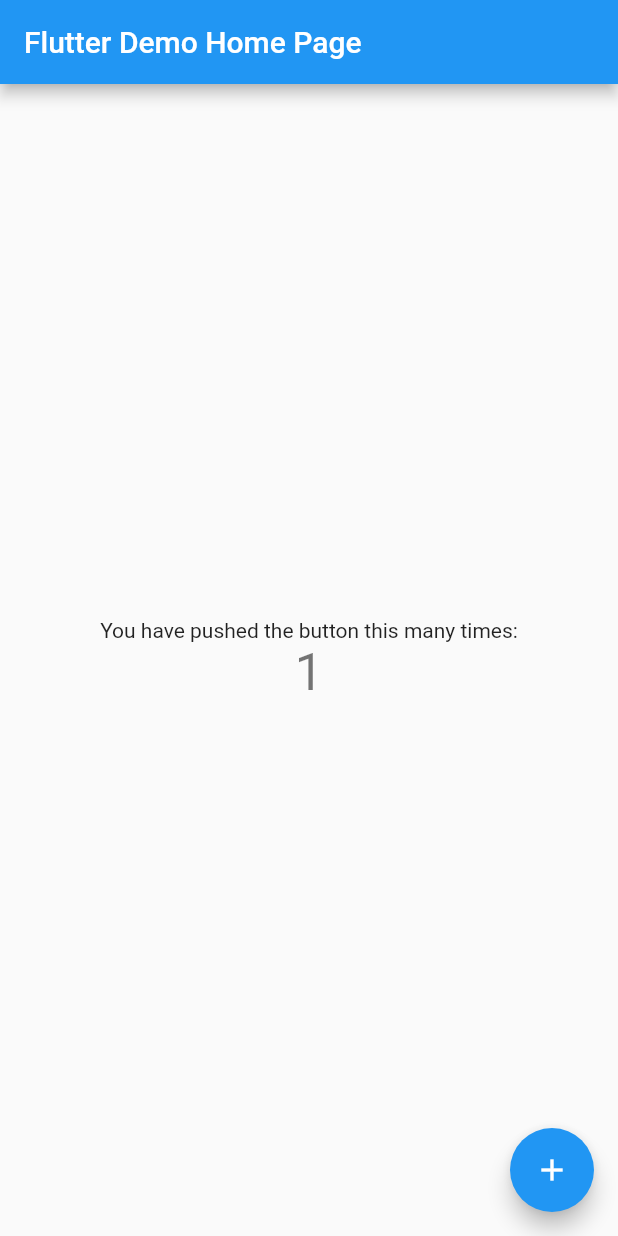
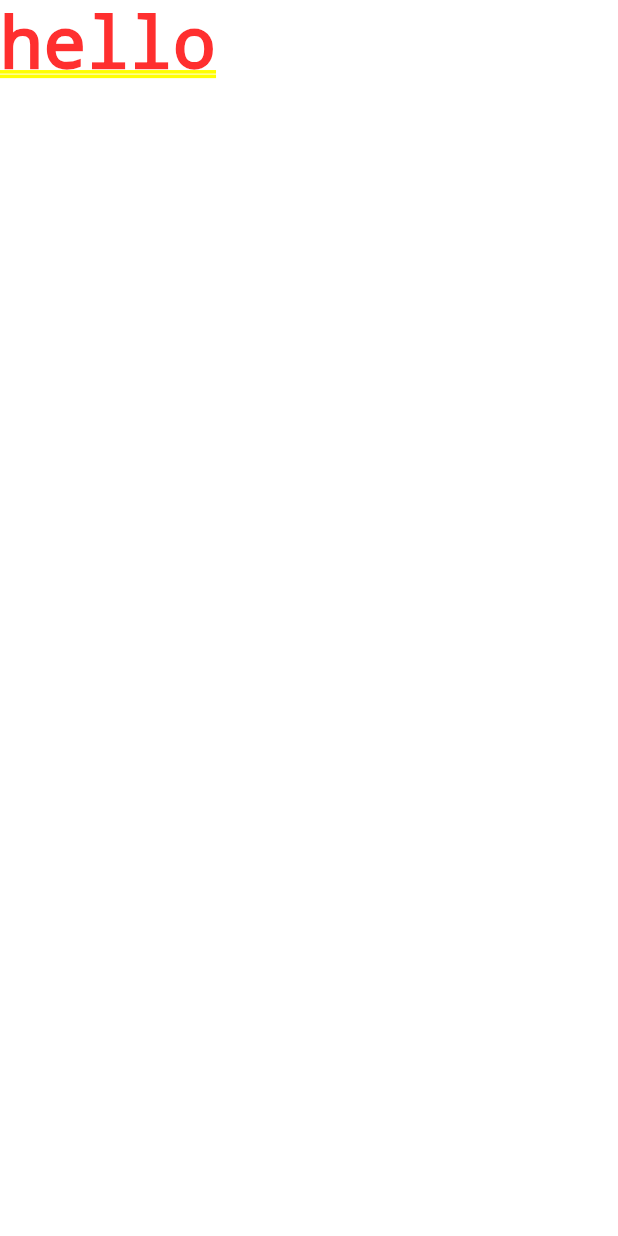
Before and after one commit to bhattabhi013/flutter-training, a Flutter app: the screen it shows after launch, on a phone screen of 412 x 824 dp. Run offline on Flutter 3.47's test engine with Material 2 defaults, Android fonts, the phone set to English and light mode, and no system bars.

Commit message:
dart basics

```diff
--- a/lib/main.dart
+++ b/lib/main.dart
@@ -1,115 +1,18 @@
+import 'package:flutter/cupertino.dart';
 import 'package:flutter/material.dart';
 
+
 void main() {
-  runApp(const MyApp());
+    runApp(
+      demoApp()
+    );
 }
 
-class MyApp extends StatelessWidget {
-  const MyApp({Key? key}) : super(key: key);
-
-  // This widget is the root of your application.
+class demoApp extends StatelessWidget {
   @override
   Widget build(BuildContext context) {
     return MaterialApp(
-      title: 'Flutter Demo',
-      theme: ThemeData(
-        // This is the theme of your application.
-        //
-        // Try running your application with "flutter run". You'll see the
-        // application has a blue toolbar. Then, without quitting the app, try
-        // changing the primarySwatch below to Colors.green and then invoke
-        // "hot reload" (press "r" in the console where you ran "flutter run",
-        // or simply save your changes to "hot reload" in a Flutter IDE).
-        // Notice that the counter didn't reset back to zero; the application
-        // is not restarted.
-        primarySwatch: Colors.blue,
-      ),
-      home: const MyHomePage(title: 'Flutter Demo Home Page'),
+      home:  Text('hello'),
     );
   }
 }
-
-class MyHomePage extends StatefulWidget {
-  const MyHomePage({Key? key, required this.title}) : super(key: key);
-
-  // This widget is the home page of your application. It is stateful, meaning
-  // that it has a State object (defined below) that contains fields that affect
-  // how it looks.
-
-  // This class is the configuration for the state. It holds the values (in this
-  // case the title) provided by the parent (in this case the App widget) and
-  // used by the build method of the State. Fields in a Widget subclass are
-  // always marked "final".
-
-  final String title;
-
-  @override
-  State<MyHomePage> createState() => _MyHomePageState();
-}
-
-class _MyHomePageState extends State<MyHomePage> {
-  int _counter = 1;
-
-  void _incrementCounter() {
-    setState(() {
-      // This call to setState tells the Flutter framework that something has
-      // changed in this State, which causes it to rerun the build method below
-      // so that the display can reflect the updated values. If we changed
-      // _counter without calling setState(), then the build method would not be
-      // called again, and so nothing would appear to happen.
-      _counter = _counter + 3;
-    });
-  }
-
-  @override
-  Widget build(BuildContext context) {
-    // This method is rerun every time setState is called, for instance as done
-    // by the _incrementCounter method above.
-    //
-    // The Flutter framework has been optimized to make rerunning build methods
-    // fast, so that you can just rebuild anything that needs updating rather
-    // than having to individually change instances of widgets.
-    return Scaffold(
-      appBar: AppBar(
-        // Here we take the value from the MyHomePage object that was created by
-        // the App.build method, and use it to set our appbar title.
-        title: Text(widget.title),
-      ),
-      body: Center(
-        // Center is a layout widget. It takes a single child and positions it
-        // in the middle of the parent.
-        child: Column(
-          // Column is also a layout widget. It takes a list of children and
-          // arranges them vertically. By default, it sizes itself to fit its
-          // children horizontally, and tries to be as tall as its parent.
-          //
-          // Invoke "debug painting" (press "p" in the console, choose the
-          // "Toggle Debug Paint" action from the Flutter Inspector in Android
-          // Studio, or the "Toggle Debug Paint" command in Visual Studio Code)
-          // to see the wireframe for each widget.
-          //
-          // Column has various properties to control how it sizes itself and
-          // how it positions its children. Here we use mainAxisAlignment to
-          // center the children vertically; the main axis here is the vertical
-          // axis because Columns are vertical (the cross axis would be
-          // horizontal).
-          mainAxisAlignment: MainAxisAlignment.center,
-          children: <Widget>[
-            const Text(
-              'You have pushed the button this many times:',
-            ),
-            Text(
-              '$_counter',
-              style: Theme.of(context).textTheme.headline4,
-            ),
-          ],
-        ),
-      ),
-      floatingActionButton: FloatingActionButton(
-        onPressed: _incrementCounter,
-        tooltip: 'Increment',
-        child: const Icon(Icons.add),
-      ), // This trailing comma makes auto-formatting nicer for build methods.
-    );
-  }
-}
```
Also changed, not shown: 1 other file.
